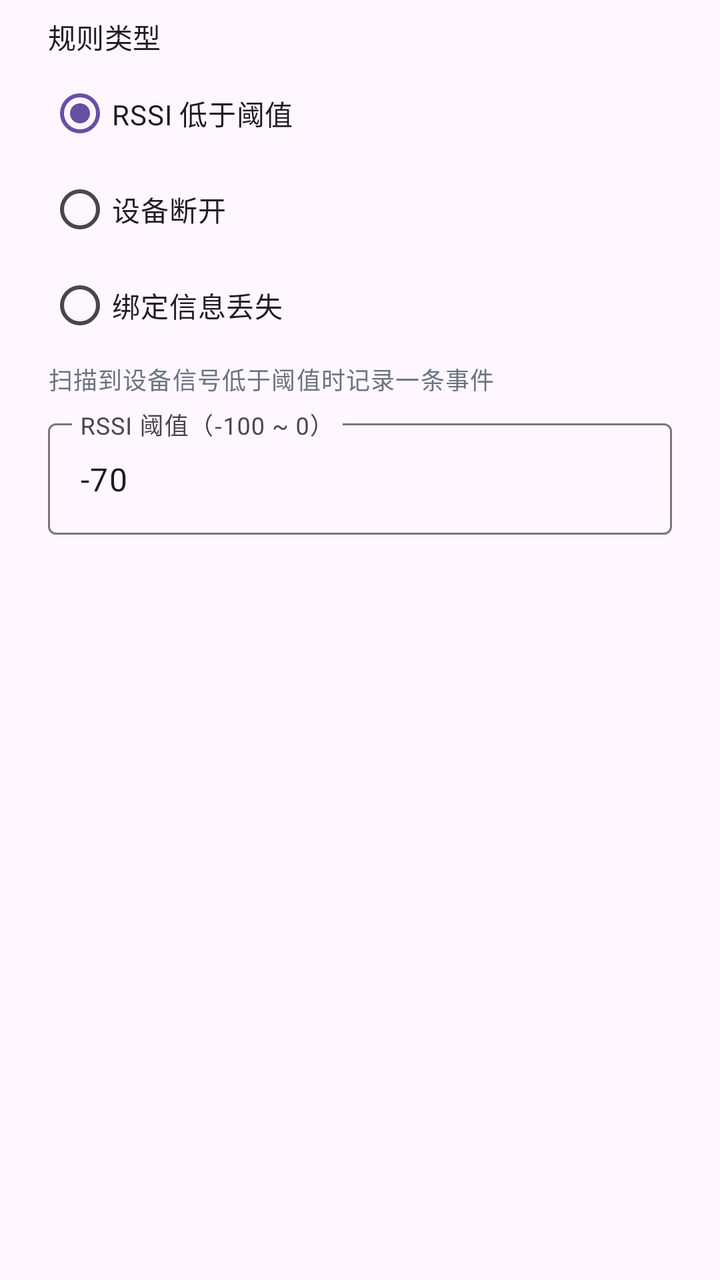
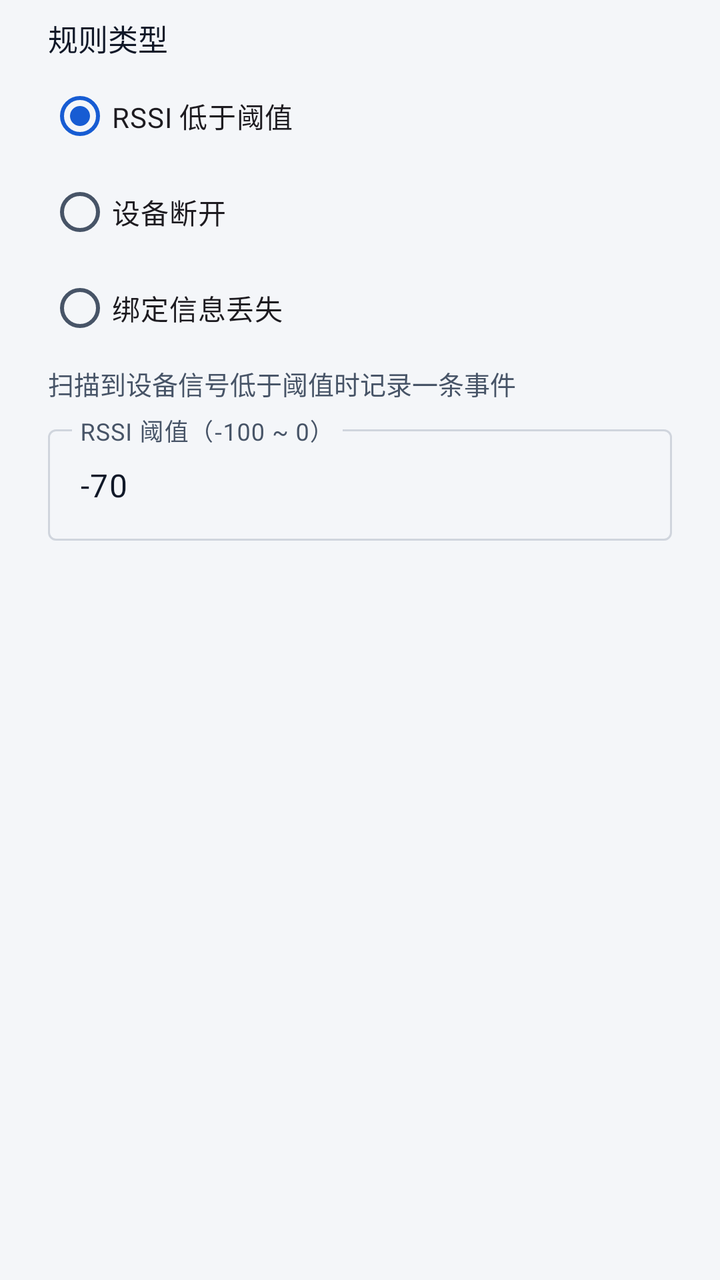

Two renders of the same Android screen: before a commit and after it. Below are the layout's source before the change and the commit's diff.
<!-- AndroidManifest.xml: application theme Theme.PKotlinApp -->
<!-- res/layout/dialog_rule_add.xml -->
<?xml version="1.0" encoding="utf-8"?>
<LinearLayout xmlns:android="http://schemas.android.com/apk/res/android"
    xmlns:app="http://schemas.android.com/apk/res-auto"
    android:layout_width="match_parent"
    android:layout_height="wrap_content"
    android:orientation="vertical"
    android:paddingStart="24dp"
    android:paddingTop="8dp"
    android:paddingEnd="24dp">

    <TextView
        android:layout_width="match_parent"
        android:layout_height="wrap_content"
        android:text="@string/rule_type_label"
        android:textAppearance="?attr/textAppearanceTitleSmall" />

    <RadioGroup
        android:id="@+id/typeGroup"
        android:layout_width="match_parent"
        android:layout_height="wrap_content"
        android:layout_marginTop="4dp"
        android:orientation="vertical">

        <RadioButton
            android:id="@+id/typeLowRssi"
            android:layout_width="match_parent"
            android:layout_height="wrap_content"
            android:checked="true"
            android:text="@string/rule_low_rssi" />

        <RadioButton
            android:id="@+id/typeDisconnected"
            android:layout_width="match_parent"
            android:layout_height="wrap_content"
            android:text="@string/rule_disconnected" />

        <RadioButton
            android:id="@+id/typeBondLost"
            android:layout_width="match_parent"
            android:layout_height="wrap_content"
            android:text="@string/rule_bond_lost" />
    </RadioGroup>

    <TextView
        android:id="@+id/typeDescription"
        android:layout_width="match_parent"
        android:layout_height="wrap_content"
        android:layout_marginTop="4dp"
        android:text="@string/rule_desc_low_rssi"
        android:textAppearance="?attr/textAppearanceBodySmall"
        android:textColor="@color/text_secondary" />

    <com.google.android.material.textfield.TextInputLayout
        android:id="@+id/thresholdLayout"
        style="@style/Widget.Material3.TextInputLayout.OutlinedBox"
        android:layout_width="match_parent"
        android:layout_height="wrap_content"
        android:layout_marginTop="8dp"
        android:hint="@string/rule_threshold_hint">

        <com.google.android.material.textfield.TextInputEditText
            android:id="@+id/thresholdInput"
            android:layout_width="match_parent"
            android:layout_height="wrap_content"
            android:inputType="numberSigned"
            android:maxLength="4"
            android:text="@string/rule_threshold_default" />
    </com.google.android.material.textfield.TextInputLayout>

</LinearLayout>
<!-- resources referenced by this layout -->
<resources>
  <color name="text_secondary">#6B7280</color>
  <style name="Theme.PKotlinApp" parent="Theme.Material3.DayNight.NoActionBar">
          <item name="android:windowBackground">?attr/colorSurface</item>
      </style>
  <!-- unchanged entries left out for length: 7 -->
</resources>

<!-- the commit's change to res/layout/dialog_rule_add.xml (unified diff, before → after) -->
@@ -12,7 +12,7 @@
         android:layout_width="match_parent"
         android:layout_height="wrap_content"
         android:text="@string/rule_type_label"
-        android:textAppearance="?attr/textAppearanceTitleSmall" />
+        android:textAppearance="@style/TextAppearance.App.Callout" />
 
     <RadioGroup
         android:id="@+id/typeGroup"
@@ -47,7 +47,7 @@
         android:layout_height="wrap_content"
         android:layout_marginTop="4dp"
         android:text="@string/rule_desc_low_rssi"
-        android:textAppearance="?attr/textAppearanceBodySmall"
+        android:textAppearance="@style/TextAppearance.App.Caption"
         android:textColor="@color/text_secondary" />
 
     <com.google.android.material.textfield.TextInputLayout
<!-- resource entries referenced after the edit -->
@@ -1,8 +1,123 @@
 <!-- resources referenced by this layout -->
 <resources>
-  <color name="text_secondary">#6B7280</color>
+  <color name="text_secondary">#475467</color>
+  <style name="TextAppearance.App.Callout" parent="@android:style/TextAppearance">
+          <item name="android:textSize">15sp</item>
+          <item name="android:textColor">@color/text_primary</item>
+          <item name="android:fontFamily">sans-serif-medium</item>
+          <item name="android:lineSpacingExtra">6dp</item>
+          <item name="android:lineSpacingMultiplier">1.0</item>
+      </style>
+  <style name="TextAppearance.App.Caption" parent="@android:style/TextAppearance">
+          <item name="android:textSize">13sp</item>
+          <item name="android:textColor">@color/text_secondary</item>
+          <item name="android:fontFamily">sans-serif</item>
+          <item name="android:lineSpacingExtra">5dp</item>
+          <item name="android:lineSpacingMultiplier">1.0</item>
+      </style>
   <style name="Theme.PKotlinApp" parent="Theme.Material3.DayNight.NoActionBar">
-          <item name="android:windowBackground">?attr/colorSurface</item>
+          <item name="android:windowBackground">@color/canvas</item>
+          <item name="android:statusBarColor">@android:color/transparent</item>
+          <item name="android:navigationBarColor">@color/canvas</item>
+          <item name="android:colorAccent">@color/primary</item>
+  
+          <item name="colorPrimary">@color/primary</item>
+          <item name="colorOnPrimary">@color/on_primary</item>
+          <item name="colorPrimaryContainer">@color/chart_band</item>
+          <item name="colorOnPrimaryContainer">@color/primary_text</item>
+          <item name="colorSecondary">@color/primary</item>
+          <item name="colorOnSecondary">@color/on_primary</item>
+          <item name="colorSurface">@color/surface</item>
+          <item name="colorSurfaceVariant">@color/surface_sunken</item>
+          <item name="colorOnSurface">@color/text_primary</item>
+          <item name="colorOnSurfaceVariant">@color/text_secondary</item>
+          <item name="colorOutline">@color/border</item>
+          <item name="colorError">@color/danger</item>
+          <item name="colorErrorContainer">@color/danger_bg</item>
+          <item name="colorOnErrorContainer">@color/danger</item>
+          <item name="android:textColorPrimary">@color/text_primary</item>
+          <item name="android:textColorSecondary">@color/text_secondary</item>
+          <item name="android:textColorHint">@color/text_tertiary</item>
+  
+          <item name="materialButtonStyle">@style/Widget.App.Button.Primary</item>
+          <item name="materialButtonOutlinedStyle">@style/Widget.App.Button.Secondary</item>
+          <item name="materialCardViewStyle">@style/Widget.App.Card</item>
+          <item name="chipStyle">@style/Widget.App.Chip</item>
+      </style>
+  <color name="text_primary">#101828</color>
+  <color name="canvas">#F4F6F9</color>
+  <color name="primary">#175CD3</color>
+  <color name="on_primary">#FFFFFF</color>
+  <color name="chart_band">#E8EFFB</color>
+  <color name="primary_text">#175CD3</color>
+  <color name="surface">#FFFFFF</color>
+  <color name="surface_sunken">#EEF1F5</color>
+  <color name="border">#D0D5DD</color>
+  <color name="danger">#B42318</color>
+  <color name="danger_bg">#FEF3F2</color>
+  <color name="text_tertiary">#667085</color>
+  <style name="Widget.App.Button.Primary" parent="Widget.Material3.Button">
+          <item name="android:minHeight">@dimen/button_h</item>
+          <item name="android:insetTop">0dp</item>
+          <item name="android:insetBottom">0dp</item>
+          <item name="android:elevation">0dp</item>
+          <item name="android:textAppearance">@style/TextAppearance.App.Button</item>
+          <item name="backgroundTint">@color/btn_primary_bg</item>
+          <item name="android:textColor">@color/btn_primary_text</item>
+          <item name="cornerRadius">@dimen/radius_12</item>
+          <item name="rippleColor">@color/overlay_pressed</item>
+      </style>
+  <style name="Widget.App.Button.Secondary" parent="Widget.Material3.Button.OutlinedButton">
+          <item name="android:minHeight">@dimen/button_h</item>
+          <item name="android:insetTop">0dp</item>
+          <item name="android:insetBottom">0dp</item>
+          <item name="android:elevation">0dp</item>
+          <item name="android:textAppearance">@style/TextAppearance.App.Button</item>
+          <item name="backgroundTint">@android:color/transparent</item>
+          <item name="android:textColor">@color/btn_secondary_text</item>
+          <item name="strokeColor">@color/border_strong</item>
+          <item name="strokeWidth">@dimen/stroke_1</item>
+          <item name="cornerRadius">@dimen/radius_12</item>
+          <item name="rippleColor">@color/overlay_pressed</item>
+      </style>
+  <style name="Widget.App.Card" parent="Widget.Material3.CardView.Outlined">
+          <item name="cardBackgroundColor">@color/surface</item>
+          <item name="strokeColor">@color/divider</item>
+          <item name="strokeWidth">@dimen/stroke_1</item>
+          <item name="cardCornerRadius">@dimen/radius_12</item>
+          <item name="cardElevation">@dimen/elevation_0</item>
+          <item name="android:stateListAnimator">@null</item>
+          <item name="rippleColor">@color/overlay_pressed</item>
+      </style>
+  <style name="Widget.App.Chip" parent="Widget.Material3.Chip.Filter">
+          <item name="chipBackgroundColor">@color/chip_bg</item>
+          <item name="chipStrokeColor">@color/chip_stroke</item>
+          <item name="chipStrokeWidth">@dimen/stroke_1</item>
+          <item name="android:textAppearance">@style/TextAppearance.App.Caption</item>
+          <item name="android:textColor">@color/chip_text</item>
+          <item name="chipMinHeight">@dimen/chip_h</item>
+          <item name="chipCornerRadius">@dimen/radius_pill</item>
+          <item name="checkedIconVisible">false</item>
+      </style>
+  <dimen name="button_h">48dp</dimen>
+  <style name="TextAppearance.App.Button" parent="@style/TextAppearance.App.Body">
+          <item name="android:fontFamily">sans-serif-medium</item>
+          <item name="android:lineSpacingExtra">0dp</item>
+      </style>
+  <dimen name="radius_12">12dp</dimen>
+  <color name="overlay_pressed">#0F101828</color>
+  <color name="border_strong">#8A93A2</color>
+  <dimen name="stroke_1">1dp</dimen>
+  <color name="divider">#E4E7EC</color>
+  <dimen name="elevation_0">0dp</dimen>
+  <dimen name="chip_h">32dp</dimen>
+  <dimen name="radius_pill">999dp</dimen>
+  <style name="TextAppearance.App.Body" parent="@android:style/TextAppearance">
+          <item name="android:textSize">17sp</item>
+          <item name="android:textColor">@color/text_primary</item>
+          <item name="android:fontFamily">sans-serif</item>
+          <item name="android:lineSpacingExtra">7dp</item>
+          <item name="android:lineSpacingMultiplier">1.0</item>
       </style>
   <!-- unchanged entries left out for length: 7 -->
 </resources>
